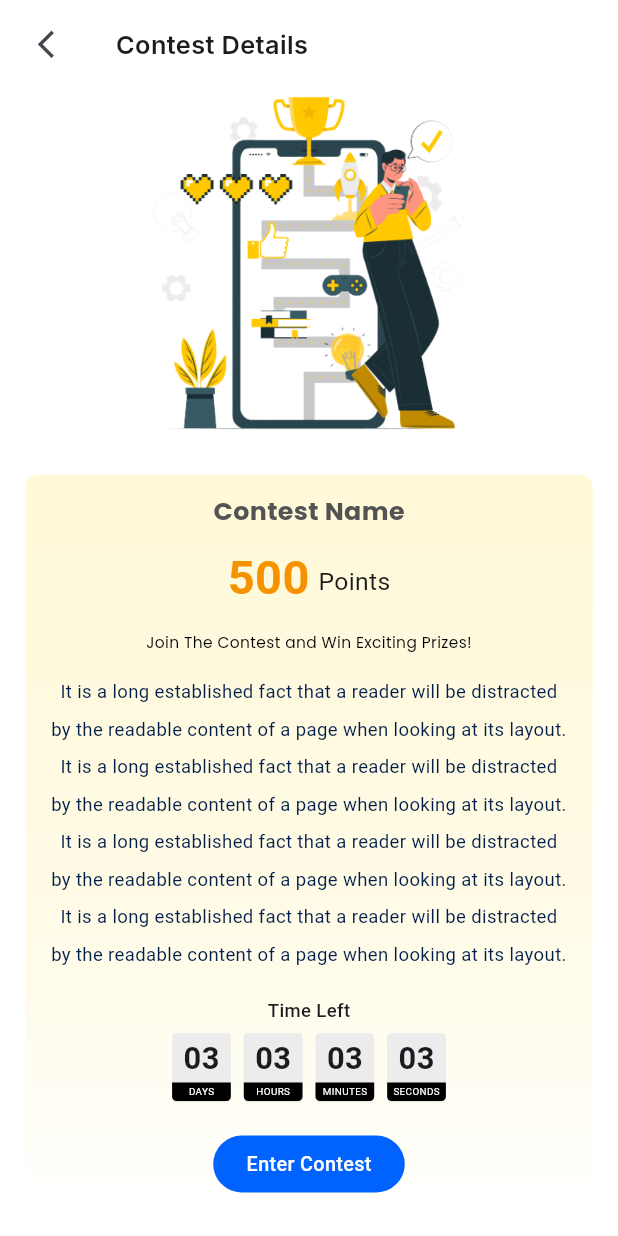
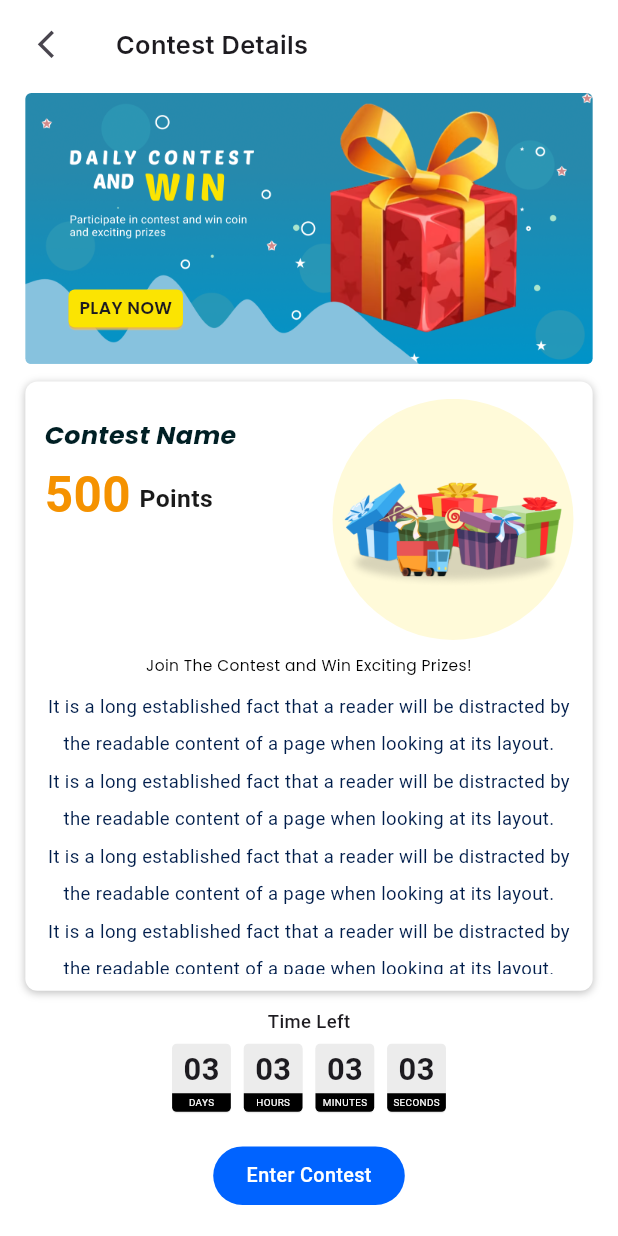
Before and after one commit to ZaynMeledath/turning_point, a Flutter app: the ContestDetailsScreen screen opened directly, on a phone screen of 412 x 824 dp. Run offline on Flutter 3.47's test engine with Material 3 defaults, Android fonts, the phone set to English and light mode, and no system bars; our stand-ins replace dotted_line, flutter_cache_manager, google_fonts, page_transition, percent_indicator, shimmer and 2 more.

Commit message:
Some UI improvements

```diff
--- a/lib/dialog/coupon_generate_dialog.dart
+++ b/lib/dialog/coupon_generate_dialog.dart
@@ -24,8 +24,8 @@ Future<Object?> showCouponGenerateDialog({
 Widget dialog(Size screenSize) {
   return Container(
     margin: EdgeInsets.symmetric(
-      horizontal: screenSize.width * .26,
-      vertical: screenSize.height * .355,
+      horizontal: screenSize.width * .25,
+      vertical: screenSize.height * .36,
     ),
     decoration: BoxDecoration(
       color: Colors.white,
--- a/lib/view/contest/contest_details_screen.dart
+++ b/lib/view/contest/contest_details_screen.dart
@@ -1,8 +1,8 @@
 import 'package:flutter/material.dart';
 import 'package:google_fonts/google_fonts.dart';
 import 'package:turning_point/helper/screen_size.dart';
+import 'package:turning_point/helper/widget/custom_app_bar.dart';
 import 'package:turning_point/view/contest/segments/contest_count_down_container.dart';
-import 'package:turning_point/view/contest/segments/contest_details_screen_app_bar.dart';
 
 class ContestDetailsScreen extends StatelessWidget {
   const ContestDetailsScreen({super.key});
@@ -11,55 +11,112 @@ class ContestDetailsScreen extends StatelessWidget {
   Widget build(BuildContext context) {
     return Scaffold(
       body: SafeArea(
-        child: SingleChildScrollView(
         child: Column(
           children: [
-              contestDetailsScreenAppBar(context: context),
-              Image.asset(
-                'assets/images/contest_details_screen_image.png',
-                width: screenSize.width * .61,
+            customAppBar(context: context, title: 'Contest Details'),
+            SizedBox(height: screenSize.height * .01),
+            Padding(
+              padding: EdgeInsets.symmetric(
+                horizontal: screenSize.width * .041,
               ),
-              // SizedBox(height: screenSize.height * .028),
-              Container(
+              child: Stack(
+                children: [
+                  ClipRRect(
+                    borderRadius: BorderRadius.circular(4),
+                    child: Image.asset(
+                      'assets/images/daily_contest_banner.png',
+                    ),
+                  ),
+                  Positioned(
+                    left: screenSize.width * .07,
+                    bottom: screenSize.width * .06,
+                    child: GestureDetector(
+                      onTap: () {
+                        //=======Navigator goes here=======//
+                      },
+                      child: Container(
+                        width: screenSize.width * .185,
+                        height: screenSize.width * .061,
+                        decoration: BoxDecoration(
+                          borderRadius: BorderRadius.circular(4),
+                          color: const Color.fromRGBO(251, 228, 2, 1),
+                          boxShadow: const [
+                            BoxShadow(
+                              offset: Offset(0, 1),
+                              blurRadius: 2,
+                              color: Color.fromRGBO(196, 177, 0, 1),
+                              blurStyle: BlurStyle.inner,
+                            ),
+                            BoxShadow(
+                              offset: Offset(0, 2),
+                              blurRadius: 4,
+                              color: Color.fromRGBO(255, 185, 81, 1),
+                              blurStyle: BlurStyle.inner,
+                            ),
+                          ],
+                        ),
+                        child: Center(
+                          child: Text(
+                            'PLAY NOW',
+                            style: GoogleFonts.poppins(
+                              fontSize: screenSize.width * .028,
+                              fontWeight: FontWeight.w600,
+                            ),
+                          ),
+                        ),
+                      ),
+                    ),
+                  ),
+                ],
+              ),
+            ),
+            Expanded(
+              child: Container(
                 margin: EdgeInsets.symmetric(
+                  vertical: screenSize.height * .014,
                   horizontal: screenSize.width * .041,
-                  vertical: screenSize.height * .014,
                 ),
                 padding: EdgeInsets.symmetric(
-                  horizontal: screenSize.width * .028,
-                  vertical: screenSize.width * .03,
+                  horizontal: screenSize.width * .031,
+                  vertical: screenSize.width * .028,
                 ),
                 decoration: BoxDecoration(
                     borderRadius: BorderRadius.circular(8),
-                  gradient: const LinearGradient(
-                    colors: [
-                      Color.fromRGBO(255, 249, 216, 1),
-                      Color.fromRGBO(255, 249, 216, .7),
-                      Color.fromRGBO(255, 255, 255, 1),
-                    ],
-                    begin: Alignment.topCenter,
-                    end: Alignment.bottomCenter,
+                    color: Colors.white,
+                    boxShadow: const [
+                      BoxShadow(
+                        offset: Offset(0, 1),
+                        blurRadius: 4,
+                        color: Color.fromRGBO(0, 0, 0, .25),
                       ),
-                ),
-                child: Column(
+                    ]),
+                child: ListView(
                   children: [
+                    Row(
+                      crossAxisAlignment: CrossAxisAlignment.start,
+                      mainAxisAlignment: MainAxisAlignment.spaceBetween,
+                      children: [
+                        Column(
+                          crossAxisAlignment: CrossAxisAlignment.start,
+                          children: [
+                            SizedBox(height: screenSize.width * .03),
                             Text(
                               'Contest Name',
                               style: GoogleFonts.poppins(
+                                fontStyle: FontStyle.italic,
                                 fontSize: screenSize.width * .041,
-                        fontWeight: FontWeight.w700,
-                        color: const Color.fromRGBO(83, 83, 83, 1),
+                                fontWeight: FontWeight.w600,
+                                color: const Color.fromRGBO(0, 31, 36, 1),
                               ),
                             ),
-                    SizedBox(height: screenSize.height * .012),
+                            SizedBox(height: screenSize.height * .005),
                             Row(
-                      mainAxisAlignment: MainAxisAlignment.center,
                               children: [
                                 Text(
                                   '500',
                                   style: GoogleFonts.roboto(
-                            fontSize: screenSize.width * .076,
-                            fontWeight: FontWeight.w700,
+                                    fontSize: screenSize.width * .08,
+                                    fontWeight: FontWeight.w600,
                                     color: const Color.fromRGBO(245, 146, 0, 1),
                                   ),
                                 ),
@@ -71,26 +128,50 @@ class ContestDetailsScreen extends StatelessWidget {
                                       'Points',
                                       style: GoogleFonts.roboto(
                                         fontSize: screenSize.width * .04,
-                                fontWeight: FontWeight.w400,
-                                color: const Color.fromRGBO(26, 26, 26, 1),
+                                        fontWeight: FontWeight.w600,
+                                        color:
+                                            const Color.fromRGBO(26, 26, 26, 1),
                                       ),
                                     ),
                                   ],
                                 ),
                               ],
                             ),
-                    SizedBox(height: screenSize.height * .016),
+                          ],
+                        ),
+                        Container(
+                          width: screenSize.width * .39,
+                          height: screenSize.width * .39,
+                          decoration: const BoxDecoration(
+                            shape: BoxShape.circle,
+                            color: Color.fromRGBO(255, 250, 217, 1),
+                          ),
+                          child: Column(
+                            mainAxisAlignment: MainAxisAlignment.center,
+                            children: [
+                              SizedBox(height: screenSize.width * .05),
+                              Image.asset(
+                                'assets/images/contest_details_gifts_image.png',
+                                width: screenSize.width * .354,
+                              ),
+                            ],
+                          ),
+                        ),
+                      ],
+                    ),
+                    SizedBox(height: screenSize.height * .012),
                     Text(
                       'Join The Contest and Win Exciting Prizes!',
+                      textAlign: TextAlign.center,
                       style: GoogleFonts.poppins(
                         fontSize: screenSize.width * .025,
                         fontWeight: FontWeight.w400,
                         color: const Color.fromRGBO(0, 0, 0, 1),
                       ),
                     ),
-                    SizedBox(height: screenSize.height * .015),
+                    SizedBox(height: screenSize.height * .008),
                     Text(
-                      'It is a long established fact that a reader will be distracted\nby the readable content of a page when looking at its layout.',
+                      'It is a long established fact that a reader will be distracted by the readable content of a page when looking at its layout.',
                       textAlign: TextAlign.center,
                       style: GoogleFonts.roboto(
                         height: 2,
@@ -100,7 +181,7 @@ class ContestDetailsScreen extends StatelessWidget {
                       ),
                     ),
                     Text(
-                      'It is a long established fact that a reader will be distracted\nby the readable content of a page when looking at its layout.',
+                      'It is a long established fact that a reader will be distracted by the readable content of a page when looking at its layout.',
                       textAlign: TextAlign.center,
                       style: GoogleFonts.roboto(
                         height: 2,
@@ -110,7 +191,7 @@ class ContestDetailsScreen extends StatelessWidget {
                       ),
                     ),
                     Text(
-                      'It is a long established fact that a reader will be distracted\nby the readable content of a page when looking at its layout.',
+                      'It is a long established fact that a reader will be distracted by the readable content of a page when looking at its layout.',
                       textAlign: TextAlign.center,
                       style: GoogleFonts.roboto(
                         height: 2,
@@ -120,7 +201,7 @@ class ContestDetailsScreen extends StatelessWidget {
                       ),
                     ),
                     Text(
-                      'It is a long established fact that a reader will be distracted\nby the readable content of a page when looking at its layout.',
+                      'It is a long established fact that a reader will be distracted by the readable content of a page when looking at its layout.',
                       textAlign: TextAlign.center,
                       style: GoogleFonts.roboto(
                         height: 2,
@@ -129,7 +210,10 @@ class ContestDetailsScreen extends StatelessWidget {
                         color: const Color.fromRGBO(0, 29, 75, 1),
                       ),
                     ),
-                    SizedBox(height: screenSize.height * .02),
+                  ],
+                ),
+              ),
+            ),
             Text(
               'Time Left',
               style: GoogleFonts.roboto(
@@ -153,7 +237,7 @@ class ContestDetailsScreen extends StatelessWidget {
             SizedBox(height: screenSize.height * .028),
             Container(
               width: screenSize.width * .31,
-                      height: screenSize.width * .092,
+              height: screenSize.width * .095,
               decoration: BoxDecoration(
                 borderRadius: BorderRadius.circular(25),
                 color: const Color.fromRGBO(0, 99, 255, 1),
@@ -169,11 +253,8 @@ class ContestDetailsScreen extends StatelessWidget {
                 ),
               ),
             ),
+            SizedBox(height: screenSize.height * .025),
           ],
-                ),
-              ),
-            ],
-          ),
         ),
       ),
     );
--- a/lib/view/contest/segments/contest_details_screen_app_bar.dart
+++ /dev/null
@@ -1,56 +0,0 @@
-import 'package:flutter/material.dart';
-import 'package:google_fonts/google_fonts.dart';
-import 'package:turning_point/helper/screen_size.dart';
-
-Widget contestDetailsScreenAppBar({required BuildContext context}) {
-  return Column(
-    children: [
-      SizedBox(height: screenSize.height * .007),
-      Padding(
-        padding: EdgeInsets.symmetric(horizontal: screenSize.width * .03),
-        child: Row(
-          children: [
-            Hero(
-              tag: 'back_button',
-              child: IconButton(
-                icon: Icon(
-                  Icons.arrow_back_ios,
-                  size: screenSize.width * .054,
-                ),
-                onPressed: () {
-                  FocusScopeNode currentFocus = FocusScope.of(context);
-                  if (!currentFocus.hasPrimaryFocus) {
-                    currentFocus.unfocus();
-                  }
-                  Navigator.of(context).pop();
-                },
-              ),
-            ),
-            SizedBox(width: screenSize.width * .041),
-            Row(
-              children: [
-                Hero(
-                  tag: 'Contest',
-                  child: Text(
-                    'Contest ',
-                    style: GoogleFonts.inter(
-                      fontSize: screenSize.width * .041,
-                      fontWeight: FontWeight.w600,
-                    ),
-                  ),
-                ),
-                Text(
-                  'Details',
-                  style: GoogleFonts.inter(
-                    fontSize: screenSize.width * .041,
-                    fontWeight: FontWeight.w600,
-                  ),
-                ),
-              ],
-            )
-          ],
-        ),
-      )
-    ],
-  );
-}
--- a/lib/view/edit_profile/edit_profile_screen.dart
+++ b/lib/view/edit_profile/edit_profile_screen.dart
@@ -80,7 +80,7 @@ class _EditProfileScreenState extends State<EditProfileScreen> {
                 context: context,
                 screenSize: screenSize,
               ),
-              SizedBox(height: screenSize.height * .038),
+              SizedBox(height: screenSize.height * .045),
 
 //====================Radio Buttons====================//
               Row(
@@ -137,7 +137,7 @@ class _EditProfileScreenState extends State<EditProfileScreen> {
                   ),
                 ],
               ),
-              SizedBox(height: screenSize.height * .015),
+              SizedBox(height: screenSize.height * .018),
 //====================TextField Segment====================//
               textFieldSegment(
                 screenSize: screenSize,
@@ -168,7 +168,7 @@ class _EditProfileScreenState extends State<EditProfileScreen> {
                 controller: _emailController,
                 title: 'Email',
               ),
-              SizedBox(height: screenSize.height * .065),
+              SizedBox(height: screenSize.height * .051),
               Container(
                 width: screenSize.width * .38,
                 height: screenSize.width * .102,
@@ -187,7 +187,7 @@ class _EditProfileScreenState extends State<EditProfileScreen> {
                   ),
                 ),
               ),
-              const SizedBox(height: 20),
+              SizedBox(height: screenSize.height * .023),
             ],
           ),
         ),
--- a/lib/view/privacy_policy/privacy_policy_screen.dart
+++ b/lib/view/privacy_policy/privacy_policy_screen.dart
@@ -23,6 +23,7 @@ class PrivacyPolicyScreen extends StatelessWidget {
               context: context,
               title: 'Privacy & Policy',
             ),
+            SizedBox(height: screenSize.height * .01),
             Image.asset(
               'assets/images/privacy_policy_image.png',
               width: screenSize.width * .64,
--- a/lib/view/redeem/redeem_screen.dart
+++ b/lib/view/redeem/redeem_screen.dart
@@ -42,7 +42,7 @@ class _RedeemScreenState extends State<RedeemScreen> {
               decoration: const BoxDecoration(
                 gradient: LinearGradient(
                   colors: [
-                    Color.fromRGBO(255, 229, 26, 1),
+                    Color.fromRGBO(255, 229, 26, .8),
                     Color.fromRGBO(255, 235, 80, 0),
                   ],
                   begin: Alignment.topCenter,
--- a/lib/view/rewards/segments/rank_list_segment.dart
+++ b/lib/view/rewards/segments/rank_list_segment.dart
@@ -26,11 +26,30 @@ Widget rankListSegment({
   required Size screenSize,
   required int index,
 }) {
-  return Column(
-    children: [
-      ListTile(
+  return Container(
+    margin: EdgeInsets.symmetric(
+      horizontal: screenSize.width * .04,
+      vertical: screenSize.width * .01,
+    ),
+    decoration: BoxDecoration(
+      color: Colors.white,
+      borderRadius: BorderRadius.circular(12),
+      border: Border.all(
+        width: 2,
+        color: const Color.fromRGBO(0, 0, 0, 0.07),
+      ),
+      boxShadow: const [
+        BoxShadow(
+          offset: Offset(0, 1),
+          blurRadius: 20,
+          color: Color.fromRGBO(0, 0, 0, 0.2),
+          blurStyle: BlurStyle.inner,
+        )
+      ],
+    ),
+    child: ListTile(
       contentPadding: EdgeInsets.symmetric(
-          vertical: screenSize.height * .014,
+        vertical: screenSize.height * .007,
         horizontal: screenSize.width * .061,
       ),
       horizontalTitleGap: screenSize.width * .04,
@@ -38,7 +57,7 @@ Widget rankListSegment({
         '#${index + 4}',
         style: GoogleFonts.roboto(
           fontSize: screenSize.width * .036,
-            fontWeight: FontWeight.w500,
+          fontWeight: FontWeight.w700,
         ),
       ),
       title: Row(
@@ -92,15 +111,5 @@ Widget rankListSegment({
         ),
       ),
     ),
-      Container(
-        margin: EdgeInsets.only(
-          left: screenSize.width * .18,
-          right: screenSize.width * .064,
-        ),
-        decoration: BoxDecoration(
-            border: Border.all(
-                width: .5, color: const Color.fromRGBO(199, 199, 199, 1))),
-      ),
-    ],
   );
 }
```
Also changed, not shown: assets/images/contest_details_gifts_image.png (added), assets/images/daily_contest_banner.png (added), assets/images/privacy_policy_image.png. Lines whose indentation alone changed are shown as unchanged.
